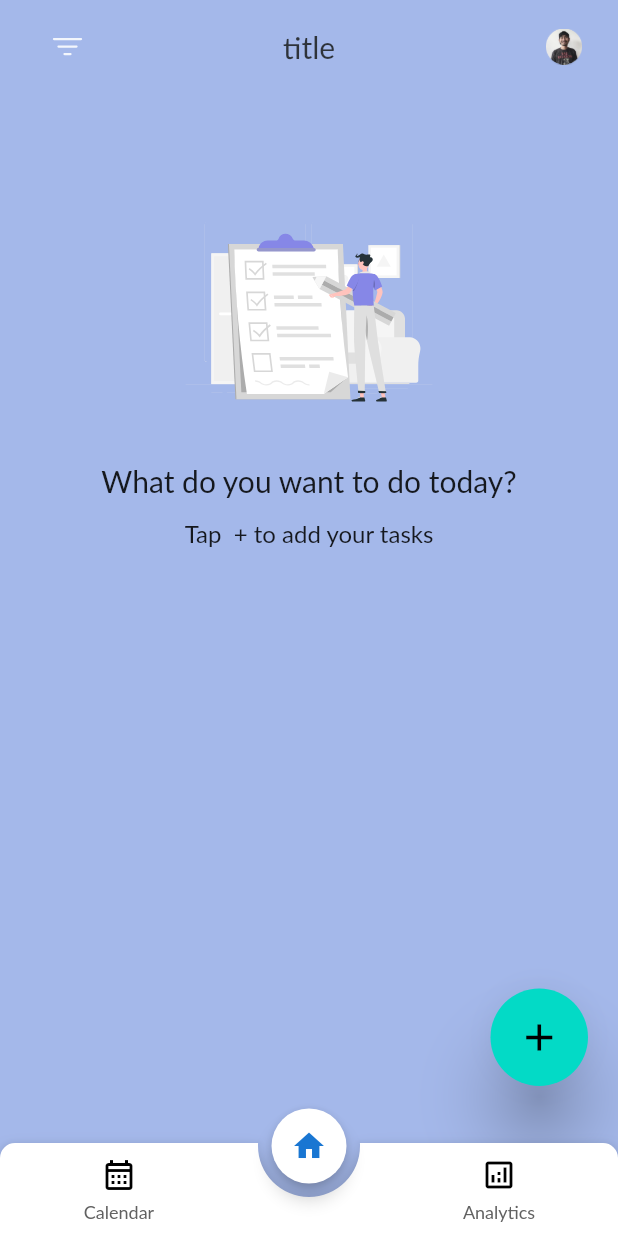
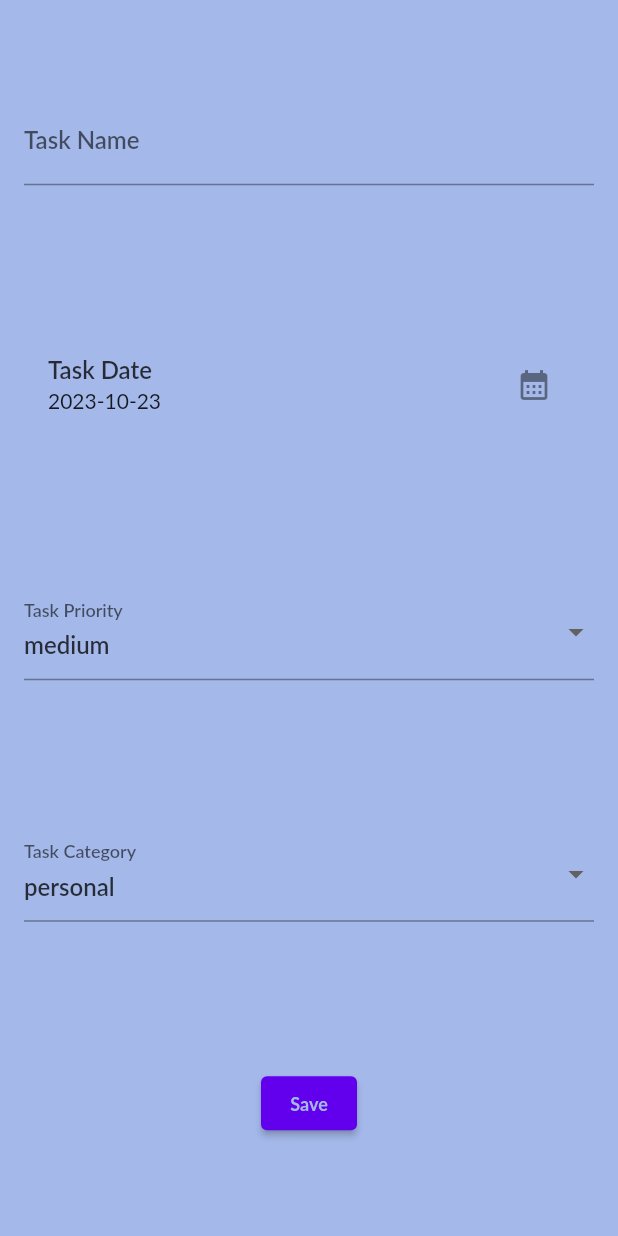
Before and after one commit to SaqibWani273/to_do_list, a Flutter app: the screen it shows once a user with an empty profile is signed in, item 2 of the bottom bar chosen, after a tap on the "add" icon, on a phone screen of 412 x 824 dp. Run offline on Flutter 3.47's test engine with Material 2 defaults, Android fonts, the phone set to English and light mode, and no system bars; drawn by our look-alikes of animated_notch_bottom_bar; our stand-ins replace cached_network_image, country_picker, firebase_auth, firebase_core, flutter_native_splash, flutter_riverpod and 3 more; accounts and stored records are empty; Roboto replaces fonts that are missing (Lato).

Commit message:
Add_Task_screen added

```diff
--- a/lib/constants/theme/custom_theme.dart
+++ b/lib/constants/theme/custom_theme.dart
@@ -290,7 +290,7 @@ class TextThemes {
           fontWeight: FontWeight.w400,
         ),
         titleMedium: TextStyle(
-          color: appTheme.black900.withOpacity(0.1),
+          color: appTheme.black900.withOpacity(0.77),
           fontSize: 16,
           fontFamily: 'Lato',
           fontWeight: FontWeight.w600,
--- /dev/null
+++ b/lib/model/task.dart
@@ -0,0 +1,26 @@
+class Task {
+  String taskName;
+  DateTime taskDate;
+  Priority taskPriority;
+  Category taskCategory;
+
+  Task({
+    required this.taskName,
+    required this.taskDate,
+    required this.taskPriority,
+    required this.taskCategory,
+  });
+}
+
+enum Priority {
+  low,
+  medium,
+  high,
+}
+
+enum Category {
+  personal,
+  work,
+  study,
+  other,
+}
--- /dev/null
+++ b/lib/view/screens/add_task_screen.dart
@@ -0,0 +1,129 @@
+import 'package:flutter/material.dart';
+
+import '../../model/task.dart';
+
+class AddTaskScreen extends StatefulWidget {
+  final Function(Task) onSave;
+
+  const AddTaskScreen({super.key, required this.onSave});
+
+  @override
+  AddTaskScreenState createState() => AddTaskScreenState();
+}
+
+class AddTaskScreenState extends State<AddTaskScreen> {
+  final GlobalKey<FormState> _formKey = GlobalKey<FormState>();
+  late TextEditingController _taskNameController;
+  DateTime _selectedDate = DateTime.now();
+  Priority _selectedPriority = Priority.medium;
+  Category _selectedCategory = Category.personal;
+
+  @override
+  void initState() {
+    super.initState();
+    _taskNameController = TextEditingController();
+  }
+
+  @override
+  void dispose() {
+    _taskNameController.dispose();
+    super.dispose();
+  }
+
+  Future<void> _selectDate(BuildContext context) async {
+    final DateTime? picked = await showDatePicker(
+      context: context,
+      initialDate: _selectedDate,
+      firstDate: DateTime(2023),
+      lastDate: DateTime(2101),
+    );
+    if (picked != null && picked != _selectedDate) {
+      setState(() {
+        _selectedDate = picked;
+      });
+    }
+  }
+
+  @override
+  Widget build(BuildContext context) {
+    return Scaffold(
+      body: Padding(
+        padding: const EdgeInsets.all(16.0),
+        child: Form(
+          key: _formKey,
+          child: Column(
+            mainAxisAlignment: MainAxisAlignment.spaceAround,
+            children: <Widget>[
+              TextFormField(
+                controller: _taskNameController,
+                decoration: const InputDecoration(labelText: 'Task Name'),
+                validator: (value) {
+                  if (value == null || value.isEmpty) {
+                    return 'Please enter a task name';
+                  }
+                  return null;
+                },
+              ),
+              ListTile(
+                title: const Text('Task Date'),
+                //splits date and time & then select only date
+                subtitle: Text('${_selectedDate.toLocal()}'.split(' ')[0]),
+                trailing: IconButton(
+                    onPressed: () => _selectDate(context),
+                    icon: const Icon(Icons.calendar_month)),
+              ),
+              //add task time here but only when the date is set
+
+              DropdownButtonFormField<Priority>(
+                value: _selectedPriority,
+                items: Priority.values
+                    .map((priority) => DropdownMenuItem(
+                          value: priority,
+                          child: Text(priority.name),
+                        ))
+                    .toList(),
+                onChanged: (value) {
+                  setState(() {
+                    _selectedPriority = value!;
+                  });
+                },
+                decoration: const InputDecoration(labelText: 'Task Priority'),
+              ),
+              DropdownButtonFormField<Category>(
+                value: _selectedCategory,
+                items: Category.values
+                    .map((category) => DropdownMenuItem(
+                          value: category,
+                          child: Text(category.name),
+                        ))
+                    .toList(),
+                onChanged: (value) {
+                  setState(() {
+                    _selectedCategory = value!;
+                  });
+                },
+                decoration: const InputDecoration(labelText: 'Task Category'),
+              ),
+              ElevatedButton(
+                child: const Text('Save'),
+                onPressed: () {
+                  if (_formKey.currentState!.validate()) {
+                    final newTask = Task(
+                      taskName: _taskNameController.text,
+                      taskDate: _selectedDate,
+                      taskPriority: _selectedPriority,
+                      taskCategory: _selectedCategory,
+                    );
+
+                    widget.onSave(newTask);
+                    Navigator.of(context).pop();
+                  }
+                },
+              ),
+            ],
+          ),
+        ),
+      ),
+    );
+  }
+}
--- a/lib/view/screens/dashboard_screen.dart
+++ b/lib/view/screens/dashboard_screen.dart
@@ -1,13 +1,10 @@
 import 'package:animated_notch_bottom_bar/animated_notch_bottom_bar/animated_notch_bottom_bar.dart';
 import 'package:flutter/material.dart';
-import 'package:flutter_svg/svg.dart';
 import 'package:to_do_list/constants/bottom_bar_list.dart';
-import 'package:to_do_list/model/bottom_item_model.dart';
+import 'package:to_do_list/view/screens/add_task_screen.dart';
 
 import '../../constants/image_constants.dart';
-import '../../model/bottom_menu_model.dart';
 import '../widgets/app_bar/custom_app_bar.dart';
-import '../widgets/custom_bottom_app_bar.dart';
 import '../widgets/custom_image_view.dart';
 
 class DashboardScreen extends StatefulWidget {
@@ -128,7 +125,17 @@ class HomeScreen1 extends StatelessWidget {
                 Icons.add,
                 size: 30,
               ),
-              onPressed: () {},
+              onPressed: () {
+                Navigator.push(
+                    context,
+                    MaterialPageRoute(
+                      builder: (context) => AddTaskScreen(
+                        onSave: (newTask) {
+                          print(newTask.toString());
+                        },
+                      ),
+                    ));
+              },
             ))
       ],
     );
```
